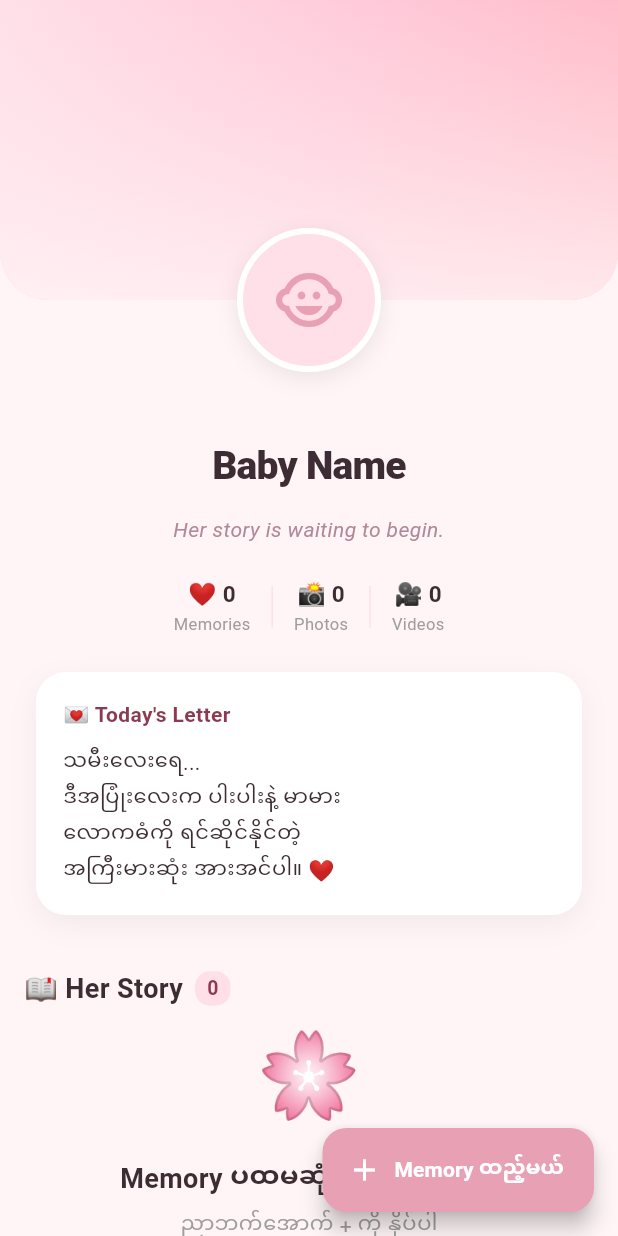
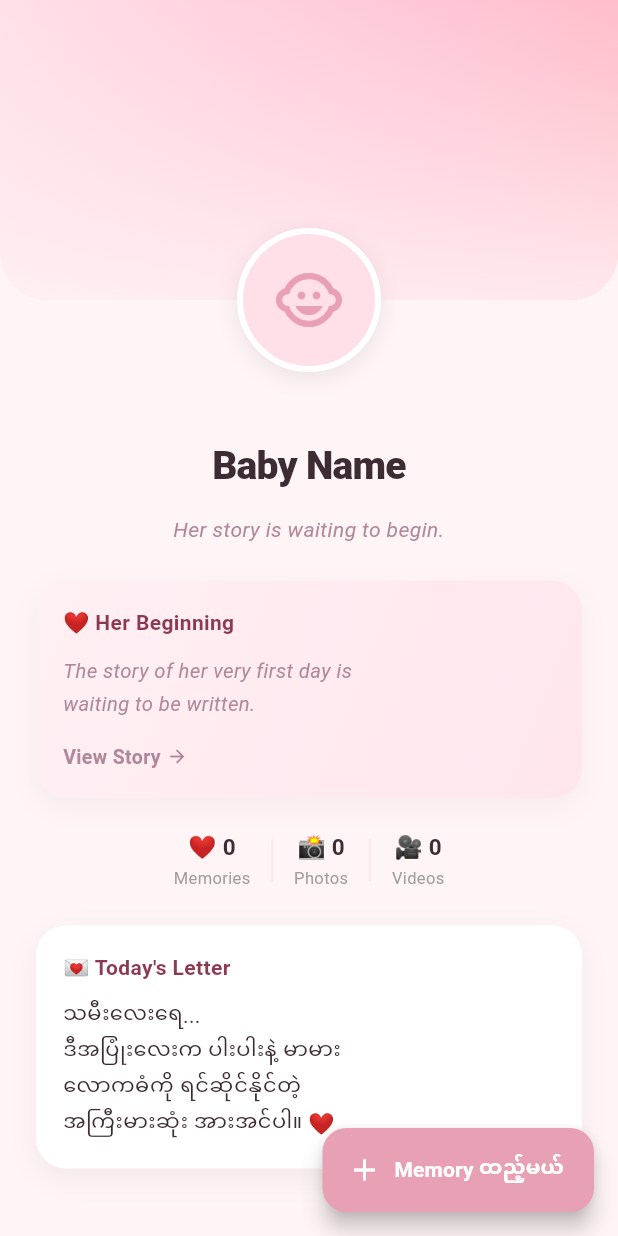
Before and after one commit to thetmyopaing4889-svg/entwined-memories-app, a Flutter app: the HomeScreen screen opened directly, on a phone screen of 412 x 824 dp. Run offline on Flutter 3.47's test engine with Material 3 defaults, Android fonts, the phone set to English and light mode, and no system bars; our stand-ins replace cloud_firestore, firebase_core, image_picker, package_info_plus, shared_preferences; accounts and stored records are empty.

Commit message:
Sprint 3: Home Rebuild V1

```diff
--- a/lib/screens/home_screen.dart
+++ b/lib/screens/home_screen.dart
@@ -143,21 +143,25 @@ class _HomeScreenState extends State<HomeScreen> {
 
               SliverToBoxAdapter(
                 child: Padding(
-                  padding: const EdgeInsets.fromLTRB(16, 28, 16, 4),
-                  child: Row(
+                  padding: const EdgeInsets.fromLTRB(20, 36, 20, 14),
+                  child: Column(
+                    crossAxisAlignment: CrossAxisAlignment.start,
+                    children: [
+                      Row(
                         children: [
                           const Text(
                             '📖 Her Story',
                             style: TextStyle(
-                            fontSize: 18,
-                            fontWeight: FontWeight.w700,
-                            color: Color(0xFF3D2C33)),
+                                fontSize: 21,
+                                fontWeight: FontWeight.w800,
+                                color: Color(0xFF3D2C33),
+                                letterSpacing: -0.3),
                           ),
-                      const SizedBox(width: 8),
+                          const SizedBox(width: 10),
                           if (!isLoading)
                             Container(
                               padding: const EdgeInsets.symmetric(
-                              horizontal: 8, vertical: 2),
+                                  horizontal: 9, vertical: 3),
                               decoration: BoxDecoration(
                                 color: const Color(0xFFFFE0E8),
                                 borderRadius: BorderRadius.circular(10),
@@ -168,6 +172,17 @@ class _HomeScreenState extends State<HomeScreen> {
                                     fontSize: 13,
                                     color: Color(0xFF8B3A52),
                                     fontWeight: FontWeight.w600),
+                              ),
+                            ),
+                        ],
+                      ),
+                      const SizedBox(height: 4),
+                      Text(
+                        'Every memory, treasured forever.',
+                        style: TextStyle(
+                          fontSize: 13,
+                          color: Colors.grey[500],
+                          fontStyle: FontStyle.italic,
                         ),
                       ),
                     ],
--- /dev/null
+++ b/lib/widgets/her_beginning_card.dart
@@ -0,0 +1,146 @@
+import 'package:flutter/material.dart';
+
+/// Section 2 of the Home Screen — a permanently pinned card summarizing
+/// the day her story began. NOT part of the timeline; the full detail
+/// page is a future sprint, so this only ever shows a short summary or
+/// a graceful empty state.
+///
+/// All fields are optional and currently unused by any screen — there is
+/// no existing Firestore field or input flow for birth info yet, so this
+/// card intentionally always renders its empty state for V1. It already
+/// accepts real values so a future sprint can wire them in without
+/// touching HomeScreen again.
+class HerBeginningCard extends StatelessWidget {
+  final String? hospital;
+  final String? location;
+  final String? birthWeight;
+
+  const HerBeginningCard({
+    super.key,
+    this.hospital,
+    this.location,
+    this.birthWeight,
+  });
+
+  bool get _hasData =>
+      (hospital != null && hospital!.trim().isNotEmpty) ||
+      (location != null && location!.trim().isNotEmpty) ||
+      (birthWeight != null && birthWeight!.trim().isNotEmpty);
+
+  void _viewStory(BuildContext context) {
+    ScaffoldMessenger.of(context).showSnackBar(const SnackBar(
+      content: Text('သူငယ်ချင်း ဇာတ်လမ်းအပြည့်အစုံ မကြာမီ ရောက်လာပါမယ် 💕'),
+      backgroundColor: Color(0xFFE8A0B4),
+      behavior: SnackBarBehavior.floating,
+    ));
+  }
+
+  @override
+  Widget build(BuildContext context) {
+    return Container(
+      width: double.infinity,
+      padding: const EdgeInsets.all(18),
+      decoration: BoxDecoration(
+        gradient: const LinearGradient(
+          colors: [Color(0xFFFFF0F4), Color(0xFFFFE6ED)],
+          begin: Alignment.topLeft,
+          end: Alignment.bottomRight,
+        ),
+        borderRadius: BorderRadius.circular(20),
+        boxShadow: [
+          BoxShadow(
+            color: Colors.black.withOpacity(0.04),
+            blurRadius: 16,
+            offset: const Offset(0, 6),
+          ),
+        ],
+      ),
+      child: Column(
+        crossAxisAlignment: CrossAxisAlignment.start,
+        children: [
+          const Text(
+            '❤️ Her Beginning',
+            style: TextStyle(
+              fontSize: 14,
+              fontWeight: FontWeight.w700,
+              color: Color(0xFF8B3A52),
+            ),
+          ),
+          const SizedBox(height: 12),
+          if (_hasData) ..._buildSummary() else _buildEmptyState(),
+          const SizedBox(height: 14),
+          GestureDetector(
+            onTap: () => _viewStory(context),
+            child: const Row(
+              mainAxisSize: MainAxisSize.min,
+              children: [
+                Text(
+                  'View Story',
+                  style: TextStyle(
+                    fontSize: 13,
+                    fontWeight: FontWeight.w700,
+                    color: Color(0xFFB0889A),
+                  ),
+                ),
+                SizedBox(width: 4),
+                Icon(Icons.arrow_forward, size: 14, color: Color(0xFFB0889A)),
+              ],
+            ),
+          ),
+        ],
+      ),
+    );
+  }
+
+  List<Widget> _buildSummary() {
+    final rows = <Widget>[];
+    if (hospital != null && hospital!.trim().isNotEmpty) {
+      rows.add(_InfoRow(label: 'Born at', value: hospital!.trim()));
+    }
+    if (location != null && location!.trim().isNotEmpty) {
+      rows.add(_InfoRow(label: 'Location', value: location!.trim()));
+    }
+    if (birthWeight != null && birthWeight!.trim().isNotEmpty) {
+      rows.add(_InfoRow(label: 'Birth Weight', value: birthWeight!.trim()));
+    }
+    return rows;
+  }
+
+  Widget _buildEmptyState() {
+    return const Text(
+      'The story of her very first day is\nwaiting to be written.',
+      style: TextStyle(
+        fontSize: 13.5,
+        fontStyle: FontStyle.italic,
+        color: Color(0xFFB0889A),
+        height: 1.6,
+      ),
+    );
+  }
+}
+
+class _InfoRow extends StatelessWidget {
+  final String label;
+  final String value;
+  const _InfoRow({required this.label, required this.value});
+
+  @override
+  Widget build(BuildContext context) {
+    return Padding(
+      padding: const EdgeInsets.only(bottom: 4),
+      child: RichText(
+        text: TextSpan(
+          style: const TextStyle(fontSize: 14, color: Color(0xFF3D2C33)),
+          children: [
+            TextSpan(
+              text: '$label: ',
+              style: const TextStyle(
+                  fontWeight: FontWeight.w600, color: Color(0xFF8B3A52)),
+            ),
+            TextSpan(text: value),
+          ],
+        ),
+      ),
+    );
+  }
+}
--- a/lib/widgets/home_hero.dart
+++ b/lib/widgets/home_hero.dart
@@ -2,6 +2,7 @@ import 'package:flutter/material.dart';
 import '../models/child_profile.dart';
 import '../utils/age_calculator.dart';
 import '../utils/memory_stats.dart';
+import 'her_beginning_card.dart';
 
 /// The Home screen hero section — cover photo, child profile photo, name,
 /// emotional age copy, a minimal memory summary, and a short letter from
@@ -47,6 +48,8 @@ class HomeHero extends StatelessWidget {
               ),
               const SizedBox(height: 14),
               _AgeBlock(birthday: profile.birthday),
+              const SizedBox(height: 24),
+              const HerBeginningCard(),
               const SizedBox(height: 22),
               _MemorySummary(stats: stats),
               const SizedBox(height: 24),
```
Lines whose indentation alone changed are shown as unchanged.
